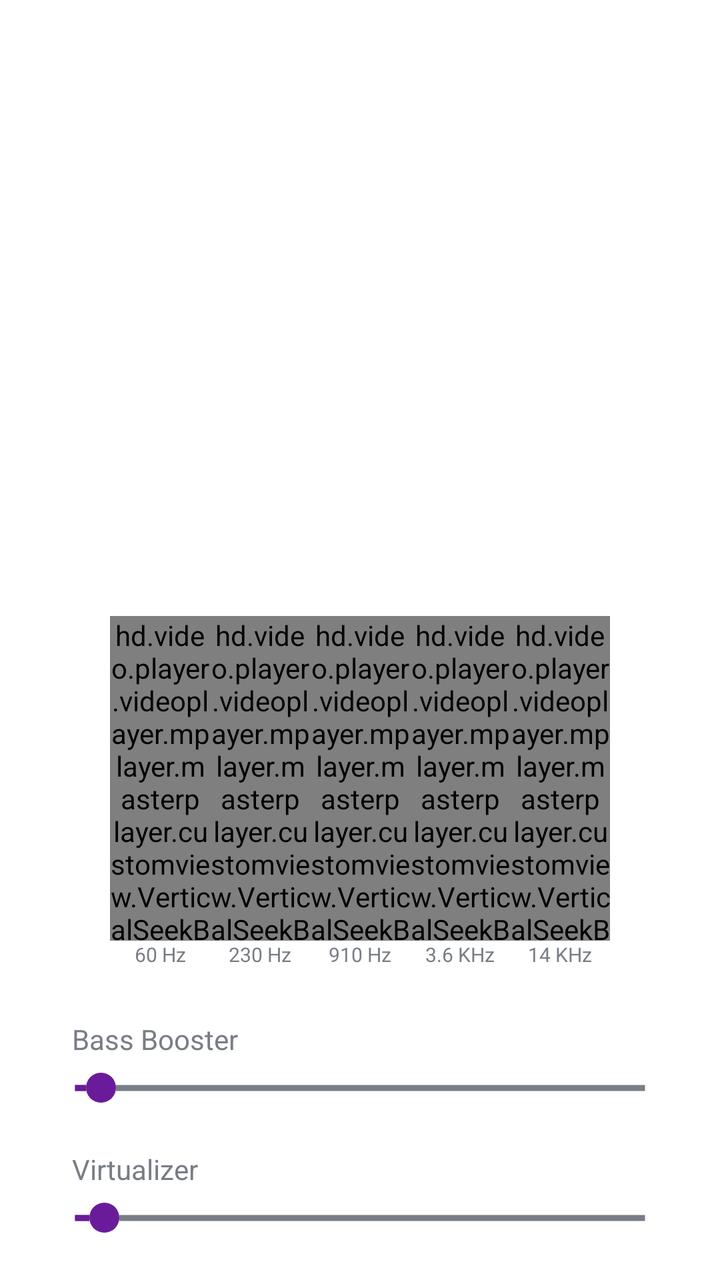
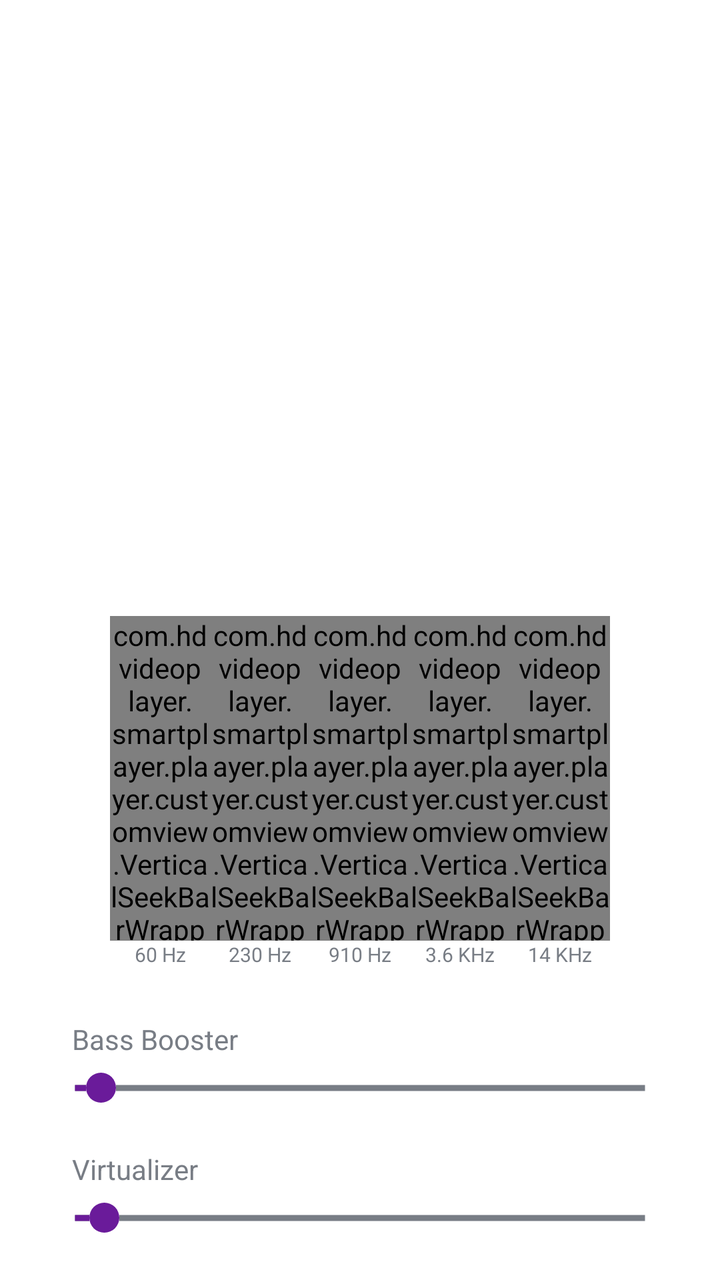

Compare the two renders of this Android layout. The source of the first and the diff that turns it into the second are given below.
<!-- AndroidManifest.xml: application theme AppTheme -->
<!-- res/layout/dialog_bottom_music_equalizer.xml -->
<?xml version="1.0" encoding="utf-8"?>
<RelativeLayout xmlns:android="http://schemas.android.com/apk/res/android"
    xmlns:aapt="http://schemas.android.com/aapt"
    xmlns:app="http://schemas.android.com/apk/res-auto"
    android:layout_width="match_parent"
    android:layout_height="match_parent">

    <View
        android:id="@+id/view_click"
        android:layout_width="match_parent"
        android:layout_height="match_parent"
        android:layout_above="@+id/layout" />

    <LinearLayout
        android:id="@+id/layout"
        android:layout_width="match_parent"
        android:layout_height="wrap_content"
        android:layout_alignParentBottom="true"
        android:background="@drawable/bg_bottom_sheet_dialog"
        android:orientation="vertical"
        android:paddingTop="16dp"
        android:paddingBottom="16dp">

        <View
            android:id="@+id/divider"
            android:layout_width="43dp"
            android:layout_height="4dp"
            android:layout_gravity="center"
            android:background="@drawable/divider_dialog" />

        <RelativeLayout
            android:id="@+id/equalizerContainer"
            android:layout_width="match_parent"
            android:layout_height="wrap_content"
            android:layout_marginTop="16dp"
            android:orientation="horizontal">

            <RelativeLayout
                android:layout_width="@dimen/_50sdp"
                android:layout_height="@dimen/_180sdp"
                android:layout_toStartOf="@+id/layout2">

                <hd.video.player.videoplayer.mplayer.masterplayer.customview.VerticalSeekBarWrapper
                    android:layout_width="match_parent"
                    android:layout_height="match_parent"
                    android:layout_above="@+id/textView1"
                    android:layout_marginTop="@dimen/_4sdp">

                    <hd.video.player.videoplayer.mplayer.masterplayer.customview.VerticalSeekBar
                        android:id="@+id/seekBar1"
                        android:layout_width="0dp"
                        android:layout_height="0dp"
                        android:max="100"
                        android:maxHeight="@dimen/_5sdp"
                        android:minHeight="@dimen/_5sdp"
                        android:progressDrawable="@drawable/seekbar_style_2"
                        android:splitTrack="false"
                        android:thumb="@drawable/thumb"
                        app:seekBarRotation="CW270" />
                </hd.video.player.videoplayer.mplayer.masterplayer.customview.VerticalSeekBarWrapper>

                <TextView
                    android:id="@+id/textView1"
                    android:layout_width="match_parent"
                    android:layout_height="wrap_content"
                    android:layout_alignParentBottom="true"
                    android:gravity="center"
                    android:text="60 Hz"
                    android:textColor="@color/color_787D85"
                    android:textSize="@dimen/_10sdp" />
            </RelativeLayout>

            <RelativeLayout
                android:id="@+id/layout2"
                android:layout_width="@dimen/_50sdp"
                android:layout_height="@dimen/_180sdp"
                android:layout_toStartOf="@+id/layout3">

                <hd.video.player.videoplayer.mplayer.masterplayer.customview.VerticalSeekBarWrapper
                    android:layout_width="match_parent"
                    android:layout_height="match_parent"
                    android:layout_above="@+id/textView2"
                    android:layout_marginTop="@dimen/_4sdp">

                    <hd.video.player.videoplayer.mplayer.masterplayer.customview.VerticalSeekBar
                        android:id="@+id/seekBar2"
                        android:layout_width="0dp"
                        android:layout_height="0dp"
                        android:max="100"
                        android:maxHeight="@dimen/_5sdp"
                        android:minHeight="@dimen/_5sdp"
                        android:progressDrawable="@drawable/seekbar_style_2"
                        android:splitTrack="false"
                        android:thumb="@drawable/thumb"
                        app:seekBarRotation="CW270" />
                </hd.video.player.videoplayer.mplayer.masterplayer.customview.VerticalSeekBarWrapper>

                <TextView
                    android:id="@+id/textView2"
                    android:layout_width="match_parent"
                    android:layout_height="wrap_content"
                    android:layout_alignParentBottom="true"
                    android:gravity="center"
                    android:text="230 Hz"
                    android:textColor="@color/color_787D85"
                    android:textSize="@dimen/_10sdp" />
            </RelativeLayout>

            <RelativeLayout
                android:id="@+id/layout3"
                android:layout_width="@dimen/_50sdp"
                android:layout_height="@dimen/_180sdp"
                android:layout_centerInParent="true">

                <hd.video.player.videoplayer.mplayer.masterplayer.customview.VerticalSeekBarWrapper
                    android:layout_width="match_parent"
                    android:layout_height="match_parent"
                    android:layout_above="@+id/textView3"
                    android:layout_marginTop="@dimen/_4sdp">

                    <hd.video.player.videoplayer.mplayer.masterplayer.customview.VerticalSeekBar
                        android:id="@+id/seekBar3"
                        android:layout_width="0dp"
                        android:layout_height="0dp"
                        android:max="100"
                        android:maxHeight="@dimen/_5sdp"
                        android:minHeight="@dimen/_5sdp"
                        android:progressDrawable="@drawable/seekbar_style_2"
                        android:splitTrack="false"
                        android:thumb="@drawable/thumb"
                        app:seekBarRotation="CW270" />
                </hd.video.player.videoplayer.mplayer.masterplayer.customview.VerticalSeekBarWrapper>

                <TextView
                    android:id="@+id/textView3"
                    android:layout_width="match_parent"
                    android:layout_height="wrap_content"
                    android:layout_alignParentBottom="true"
                    android:gravity="center"
                    android:text="910 Hz"
                    android:textColor="@color/color_787D85"
                    android:textSize="@dimen/_10sdp" />
            </RelativeLayout>

            <RelativeLayout
                android:id="@+id/layout4"
                android:layout_width="@dimen/_50sdp"
                android:layout_height="@dimen/_180sdp"
                android:layout_toEndOf="@+id/layout3">

                <hd.video.player.videoplayer.mplayer.masterplayer.customview.VerticalSeekBarWrapper
                    android:layout_width="match_parent"
                    android:layout_height="match_parent"
                    android:layout_above="@+id/textView4"
                    android:layout_marginTop="@dimen/_4sdp">

                    <hd.video.player.videoplayer.mplayer.masterplayer.customview.VerticalSeekBar
                        android:id="@+id/seekBar4"
                        android:layout_width="0dp"
                        android:layout_height="0dp"
                        android:max="100"
                        android:maxHeight="@dimen/_5sdp"
                        android:minHeight="@dimen/_5sdp"
                        android:progressDrawable="@drawable/seekbar_style_2"
                        android:splitTrack="false"
                        android:thumb="@drawable/thumb"
                        app:seekBarRotation="CW270" />
                </hd.video.player.videoplayer.mplayer.masterplayer.customview.VerticalSeekBarWrapper>

                <TextView
                    android:id="@+id/textView4"
                    android:layout_width="match_parent"
                    android:layout_height="wrap_content"
                    android:layout_alignParentBottom="true"
                    android:gravity="center"
                    android:text="3.6 KHz"
                    android:textColor="@color/color_787D85"
                    android:textSize="@dimen/_10sdp" />
            </RelativeLayout>

            <RelativeLayout
                android:layout_width="@dimen/_50sdp"
                android:layout_height="@dimen/_180sdp"
                android:layout_toEndOf="@+id/layout4">

                <hd.video.player.videoplayer.mplayer.masterplayer.customview.VerticalSeekBarWrapper
                    android:layout_width="match_parent"
                    android:layout_height="match_parent"
                    android:layout_above="@+id/textView5"
                    android:layout_marginTop="@dimen/_4sdp">

                    <hd.video.player.videoplayer.mplayer.masterplayer.customview.VerticalSeekBar
                        android:id="@+id/seekBar5"
                        android:layout_width="0dp"
                        android:layout_height="0dp"
                        android:max="100"
                        android:maxHeight="@dimen/_5sdp"
                        android:minHeight="@dimen/_5sdp"
                        android:progressDrawable="@drawable/seekbar_style_2"
                        android:splitTrack="false"
                        android:thumb="@drawable/thumb"
                        app:seekBarRotation="CW270" />
                </hd.video.player.videoplayer.mplayer.masterplayer.customview.VerticalSeekBarWrapper>

                <TextView
                    android:id="@+id/textView5"
                    android:layout_width="match_parent"
                    android:layout_height="wrap_content"
                    android:layout_alignParentBottom="true"
                    android:gravity="center"
                    android:text="14 KHz"
                    android:textColor="@color/color_787D85"
                    android:textSize="@dimen/_10sdp" />
            </RelativeLayout>
        </RelativeLayout>

        <androidx.recyclerview.widget.RecyclerView
            android:id="@+id/rv_preset_horizontal"
            android:layout_width="match_parent"
            android:layout_height="wrap_content"
            android:layout_marginTop="10dp"
            android:paddingStart="10dp"
            android:paddingEnd="10dp" />

        <TextView
            android:layout_width="wrap_content"
            android:layout_height="wrap_content"
            android:layout_marginStart="36dp"
            android:layout_marginTop="16dp"
            android:text="Bass Booster"
            android:textColor="@color/color_787D85" />

        <SeekBar
            android:id="@+id/sb_bass_booster"
            android:layout_width="match_parent"
            android:layout_height="30dp"
            android:layout_marginStart="20dp"
            android:layout_marginEnd="20dp"
            android:max="20"
            android:progress="1"
            android:progressDrawable="@drawable/seekbar_style_2"
            android:thumb="@drawable/thumb" />

        <TextView
            android:layout_width="wrap_content"
            android:layout_height="wrap_content"
            android:layout_marginStart="36dp"
            android:layout_marginTop="16dp"
            android:text="Virtualizer"
            android:textColor="@color/color_787D85" />

        <SeekBar
            android:id="@+id/sb_virtualizer"
            android:layout_width="match_parent"
            android:layout_height="30dp"
            android:layout_marginStart="20dp"
            android:layout_marginEnd="20dp"
            android:max="18"
            android:progress="1"
            android:progressDrawable="@drawable/seekbar_style_2"
            android:thumb="@drawable/thumb" />
    </LinearLayout>
</RelativeLayout>
<!-- resources referenced by this layout -->
<resources>
  <color name="color_787D85">#787d85</color>
  <dimen name="_10sdp">10dp</dimen>
  <dimen name="_180sdp">180dp</dimen>
  <dimen name="_4sdp">4dp</dimen>
  <dimen name="_50sdp">50dp</dimen>
  <dimen name="_5sdp">5dp</dimen>
  <!-- drawable bg_bottom_sheet_dialog (drawable) -->
  <?xml version="1.0" encoding="utf-8"?>
  <shape xmlns:android="http://schemas.android.com/apk/res/android"
      xmlns:aapt="http://schemas.android.com/aapt"
      xmlns:app="http://schemas.android.com/apk/res-auto">
      <corners
          android:topLeftRadius="10dp"
          android:topRightRadius="10dp" />
      <solid android:color="@color/bg_bottom" />
  </shape>
  <!-- drawable divider_dialog (drawable) -->
  <?xml version="1.0" encoding="utf-8"?>
  <shape xmlns:android="http://schemas.android.com/apk/res/android" xmlns:app="http://schemas.android.com/apk/res-auto" xmlns:aapt="http://schemas.android.com/aapt">
      <corners android:radius="4dp"/>
      <solid android:color="#ffffff"/>
  </shape>
  <!-- drawable seekbar_style_2 (drawable) -->
  <?xml version="1.0" encoding="utf-8"?>
  <layer-list xmlns:android="http://schemas.android.com/apk/res/android" xmlns:app="http://schemas.android.com/apk/res-auto" xmlns:aapt="http://schemas.android.com/aapt">
      <item android:id="@android:id/background">
          <shape android:shape="line">
              <stroke android:width="3dp" android:color="@color/color_787D85"/>
              <corners android:radius="20dp"/>
          </shape>
      </item>
      <item android:id="@android:id/progress">
          <clip>
              <shape android:shape="line">
                  <corners android:radius="20dp"/>
                  <stroke android:width="3dp" android:color="@color/app_color"/>
              </shape>
          </clip>
      </item>
  </layer-list>
  <!-- drawable thumb (drawable) -->
  <?xml version="1.0" encoding="utf-8"?>
  <selector xmlns:android="http://schemas.android.com/apk/res/android" xmlns:app="http://schemas.android.com/apk/res-auto" xmlns:aapt="http://schemas.android.com/aapt">
      <item android:state_pressed="true">
          <shape android:shape="oval">
              <solid android:color="@color/app_color"/>
              <size android:height="15dp" android:width="15dp"/>
          </shape>
      </item>
      <item android:state_pressed="false">
          <shape android:shape="oval">
              <solid android:color="@color/app_color"/>
              <size android:height="15dp" android:width="15dp"/>
          </shape>
      </item>
      <item>
          <shape android:shape="oval">
              <solid android:color="@color/app_color"/>
              <size android:height="15dp" android:width="15dp"/>
          </shape>
      </item>
  </selector>
  <style name="AppTheme" parent="Theme.Material3.DayNight.NoActionBar">
          <item name="android:windowBackground">@null</item>
          <item name="android:windowDisablePreview">true</item>
          <item name="android:statusBarColor">@color/black</item>
  
          <item name="colorPrimary">@color/dark_purple</item>
          <item name="colorAccent">@color/colorAccent</item>
  
  
          <item name="windowActionBar">false</item>
          <item name="windowNoTitle">true</item>
          <item name="colorControlNormal">@color/black</item>
          <item name="colorControlActivated">@color/rating</item>
      </style>
  <color name="bg_bottom">#ffffff</color>
  <color name="app_color">#6A1B9A</color>
  <color name="black">#FF000000</color>
  <color name="dark_purple">#6A1B9A</color>
  <color name="colorAccent">#212121</color>
  <color name="rating">#FFC70A</color>
</resources>

<!-- the commit's change to res/layout/dialog_bottom_music_equalizer.xml (unified diff, before → after) -->
@@ -40,13 +40,13 @@
                 android:layout_height="@dimen/_180sdp"
                 android:layout_toStartOf="@+id/layout2">
 
-                <hd.video.player.videoplayer.mplayer.masterplayer.customview.VerticalSeekBarWrapper
+                <com.hdvideoplayer.smartplayer.player.customview.VerticalSeekBarWrapper
                     android:layout_width="match_parent"
                     android:layout_height="match_parent"
                     android:layout_above="@+id/textView1"
                     android:layout_marginTop="@dimen/_4sdp">
 
-                    <hd.video.player.videoplayer.mplayer.masterplayer.customview.VerticalSeekBar
+                    <com.hdvideoplayer.smartplayer.player.customview.VerticalSeekBar
                         android:id="@+id/seekBar1"
                         android:layout_width="0dp"
                         android:layout_height="0dp"
@@ -57,7 +57,7 @@
                         android:splitTrack="false"
                         android:thumb="@drawable/thumb"
                         app:seekBarRotation="CW270" />
-                </hd.video.player.videoplayer.mplayer.masterplayer.customview.VerticalSeekBarWrapper>
+                </com.hdvideoplayer.smartplayer.player.customview.VerticalSeekBarWrapper>
 
                 <TextView
                     android:id="@+id/textView1"
@@ -76,13 +76,13 @@
                 android:layout_height="@dimen/_180sdp"
                 android:layout_toStartOf="@+id/layout3">
 
-                <hd.video.player.videoplayer.mplayer.masterplayer.customview.VerticalSeekBarWrapper
+                <com.hdvideoplayer.smartplayer.player.customview.VerticalSeekBarWrapper
                     android:layout_width="match_parent"
                     android:layout_height="match_parent"
                     android:layout_above="@+id/textView2"
                     android:layout_marginTop="@dimen/_4sdp">
 
-                    <hd.video.player.videoplayer.mplayer.masterplayer.customview.VerticalSeekBar
+                    <com.hdvideoplayer.smartplayer.player.customview.VerticalSeekBar
                         android:id="@+id/seekBar2"
                         android:layout_width="0dp"
                         android:layout_height="0dp"
@@ -93,7 +93,7 @@
                         android:splitTrack="false"
                         android:thumb="@drawable/thumb"
                         app:seekBarRotation="CW270" />
-                </hd.video.player.videoplayer.mplayer.masterplayer.customview.VerticalSeekBarWrapper>
+                </com.hdvideoplayer.smartplayer.player.customview.VerticalSeekBarWrapper>
 
                 <TextView
                     android:id="@+id/textView2"
@@ -112,13 +112,13 @@
                 android:layout_height="@dimen/_180sdp"
                 android:layout_centerInParent="true">
 
-                <hd.video.player.videoplayer.mplayer.masterplayer.customview.VerticalSeekBarWrapper
+                <com.hdvideoplayer.smartplayer.player.customview.VerticalSeekBarWrapper
                     android:layout_width="match_parent"
                     android:layout_height="match_parent"
                     android:layout_above="@+id/textView3"
                     android:layout_marginTop="@dimen/_4sdp">
 
-                    <hd.video.player.videoplayer.mplayer.masterplayer.customview.VerticalSeekBar
+                    <com.hdvideoplayer.smartplayer.player.customview.VerticalSeekBar
                         android:id="@+id/seekBar3"
                         android:layout_width="0dp"
                         android:layout_height="0dp"
@@ -129,7 +129,7 @@
                         android:splitTrack="false"
                         android:thumb="@drawable/thumb"
                         app:seekBarRotation="CW270" />
-                </hd.video.player.videoplayer.mplayer.masterplayer.customview.VerticalSeekBarWrapper>
+                </com.hdvideoplayer.smartplayer.player.customview.VerticalSeekBarWrapper>
 
                 <TextView
                     android:id="@+id/textView3"
@@ -148,13 +148,13 @@
                 android:layout_height="@dimen/_180sdp"
                 android:layout_toEndOf="@+id/layout3">
 
-                <hd.video.player.videoplayer.mplayer.masterplayer.customview.VerticalSeekBarWrapper
+                <com.hdvideoplayer.smartplayer.player.customview.VerticalSeekBarWrapper
                     android:layout_width="match_parent"
                     android:layout_height="match_parent"
                     android:layout_above="@+id/textView4"
                     android:layout_marginTop="@dimen/_4sdp">
 
-                    <hd.video.player.videoplayer.mplayer.masterplayer.customview.VerticalSeekBar
+                    <com.hdvideoplayer.smartplayer.player.customview.VerticalSeekBar
                         android:id="@+id/seekBar4"
                         android:layout_width="0dp"
                         android:layout_height="0dp"
@@ -165,7 +165,7 @@
                         android:splitTrack="false"
                         android:thumb="@drawable/thumb"
                         app:seekBarRotation="CW270" />
-                </hd.video.player.videoplayer.mplayer.masterplayer.customview.VerticalSeekBarWrapper>
+                </com.hdvideoplayer.smartplayer.player.customview.VerticalSeekBarWrapper>
 
                 <TextView
                     android:id="@+id/textView4"
@@ -183,13 +183,13 @@
                 android:layout_height="@dimen/_180sdp"
                 android:layout_toEndOf="@+id/layout4">
 
-                <hd.video.player.videoplayer.mplayer.masterplayer.customview.VerticalSeekBarWrapper
+                <com.hdvideoplayer.smartplayer.player.customview.VerticalSeekBarWrapper
                     android:layout_width="match_parent"
                     android:layout_height="match_parent"
                     android:layout_above="@+id/textView5"
                     android:layout_marginTop="@dimen/_4sdp">
 
-                    <hd.video.player.videoplayer.mplayer.masterplayer.customview.VerticalSeekBar
+                    <com.hdvideoplayer.smartplayer.player.customview.VerticalSeekBar
                         android:id="@+id/seekBar5"
                         android:layout_width="0dp"
                         android:layout_height="0dp"
@@ -200,7 +200,7 @@
                         android:splitTrack="false"
                         android:thumb="@drawable/thumb"
                         app:seekBarRotation="CW270" />
-                </hd.video.player.videoplayer.mplayer.masterplayer.customview.VerticalSeekBarWrapper>
+                </com.hdvideoplayer.smartplayer.player.customview.VerticalSeekBarWrapper>
 
                 <TextView
                     android:id="@+id/textView5"
<!-- resource entries referenced after the edit -->
@@ -65,16 +65,19 @@
   <style name="AppTheme" parent="Theme.Material3.DayNight.NoActionBar">
           <item name="android:windowBackground">@null</item>
           <item name="android:windowDisablePreview">true</item>
-          <item name="android:statusBarColor">@color/black</item>
+  
   
           <item name="colorPrimary">@color/dark_purple</item>
           <item name="colorAccent">@color/colorAccent</item>
-  
-  
           <item name="windowActionBar">false</item>
           <item name="windowNoTitle">true</item>
           <item name="colorControlNormal">@color/black</item>
           <item name="colorControlActivated">@color/rating</item>
+  
+          <item name="android:statusBarColor" tools:targetApi="l">@color/white</item>
+          <item name="android:windowLightStatusBar">true</item>
+          <item name="android:windowDrawsSystemBarBackgrounds">true</item>
+  
       </style>
   <color name="bg_bottom">#ffffff</color>
   <color name="app_color">#6A1B9A</color>
@@ -82,5 +85,6 @@
   <color name="dark_purple">#6A1B9A</color>
   <color name="colorAccent">#212121</color>
   <color name="rating">#FFC70A</color>
+  <color name="white">#FFFFFFFF</color>
 </resources>
 
